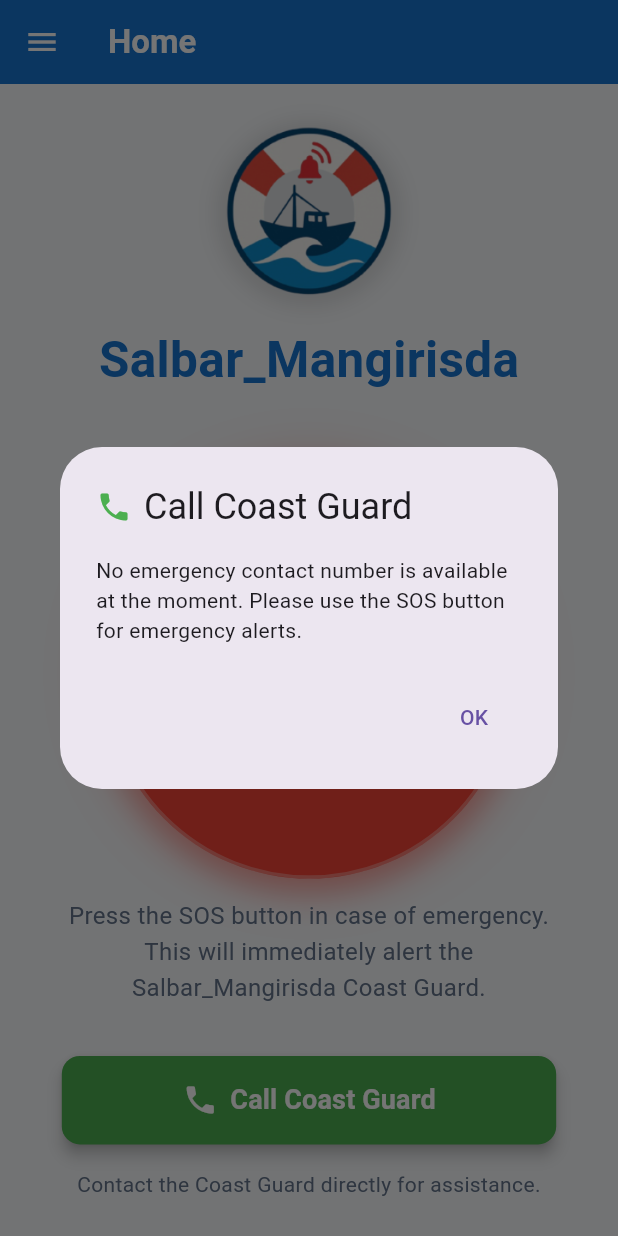
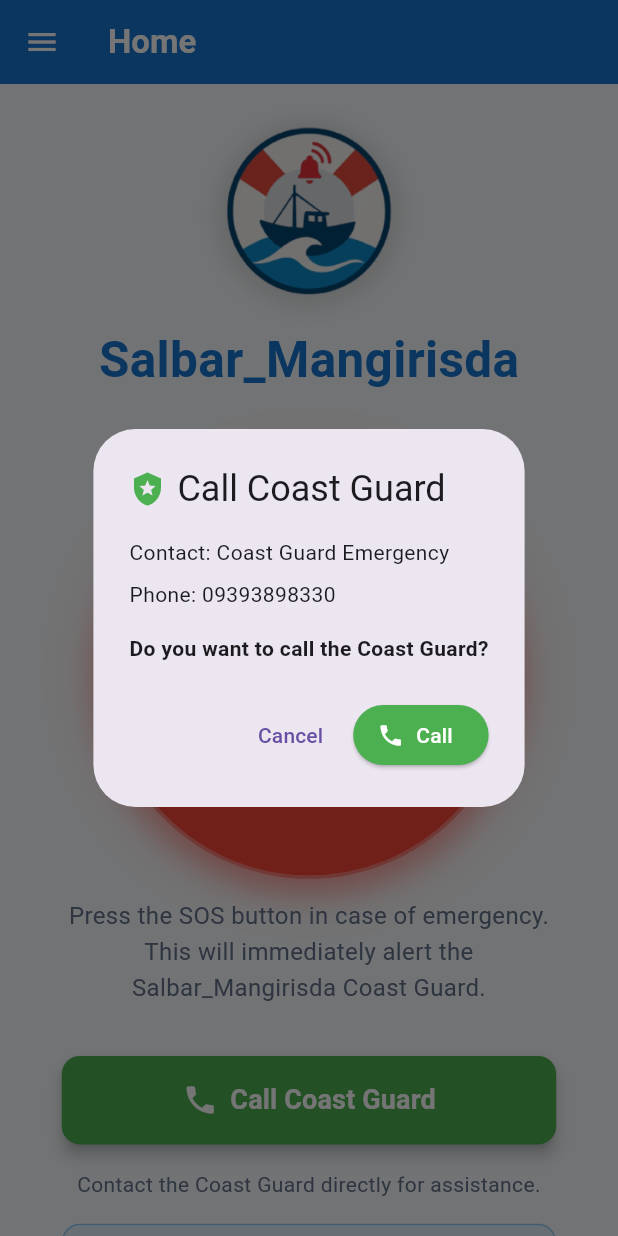
Before and after one commit to itmebael/fisherman_sos_alert, a Flutter app: the FishermanHomeScreen screen opened by its route, after a tap on "Call Coast Guard", on a phone screen of 412 x 824 dp. Run offline on Flutter 3.47's test engine with Material 3 defaults, Android fonts, the light colour scheme and no system bars; our stand-ins replace flutter_map, geolocator, image_picker, latlong2, permission_handler, shared_preferences and 1 more; missing offline and left inert: dart:html; accounts and stored records are empty.

Commit message:
Add emergency call number 09393898330 for fishermen

```diff
--- a/lib/constants/strings.dart
+++ b/lib/constants/strings.dart
@@ -12,4 +12,8 @@ class AppStrings {
   static const String userMenu = 'User MENU';
   static const String fishermanHome = 'Fisherman Home';
   static const String adminDashboard = 'Admin Dashboard';
+
+  // Emergency Contact Number for Fishermen
+  static const String emergencyCallNumber = '09393898330';
+  static const String emergencyContactName = 'Coast Guard Emergency';
 }
--- a/lib/screens/fisherman/fisherman_home_screen.dart
+++ b/lib/screens/fisherman/fisherman_home_screen.dart
@@ -86,36 +86,20 @@ class _FishermanHomeScreenState extends State<FishermanHomeScreen> {
       orElse: () => <String, dynamic>{},
     );
 
-    if (coastguardWithPhone.isEmpty) {
-      // No phone number available, show message
-      showDialog(
-        context: context,
-        builder: (context) => AlertDialog(
-          title: const Row(
-            children: [
-              Icon(Icons.phone, color: Colors.green),
-              SizedBox(width: 8),
-              Text('Call Coast Guard'),
-            ],
-          ),
-          content: const Text(
-            'No emergency contact number is available at the moment. Please use the SOS button for emergency alerts.',
-          ),
-          actions: [
-            TextButton(
-              onPressed: () => Navigator.pop(context),
-              child: const Text('OK'),
-            ),
-          ],
-        ),
-      );
-      return;
+    // Use coastguard phone if available, otherwise use default emergency number
+    final String phoneNumber;
+    final String contactName;
+
+    if (coastguardWithPhone.isNotEmpty) {
+      phoneNumber = coastguardWithPhone['phone'].toString();
+      contactName = coastguardWithPhone['name'] ??
+                   coastguardWithPhone['first_name'] ??
+                   'Coast Guard';
+    } else {
+      // Use default emergency call number
+      phoneNumber = AppStrings.emergencyCallNumber;
+      contactName = AppStrings.emergencyContactName;
     }
-
-    final phoneNumber = coastguardWithPhone['phone'].toString();
-    final coastguardName = coastguardWithPhone['name'] ??
-                           coastguardWithPhone['first_name'] ??
-                           'Coast Guard';
 
     showDialog(
       context: context,
@@ -131,7 +115,7 @@ class _FishermanHomeScreenState extends State<FishermanHomeScreen> {
           mainAxisSize: MainAxisSize.min,
           crossAxisAlignment: CrossAxisAlignment.start,
           children: [
-            Text('Contact: $coastguardName'),
+            Text('Contact: $contactName'),
             const SizedBox(height: 8),
             Text('Phone: $phoneNumber'),
             const SizedBox(height: 16),
@@ -301,6 +285,50 @@ class _FishermanHomeScreenState extends State<FishermanHomeScreen> {
                           color: AppColors.textSecondary,
                         ),
                       ),
+                      SizedBox(height: screenHeight * 0.02),
+                      // Emergency Contact Number Display
+                      Container(
+                        padding: const EdgeInsets.all(16),
+                        decoration: BoxDecoration(
+                          color: Colors.blue.shade50,
+                          borderRadius: BorderRadius.circular(12),
+                          border: Border.all(
+                            color: Colors.blue.shade200,
+                            width: 1,
+                          ),
+                        ),
+                        child: Row(
+                          mainAxisAlignment: MainAxisAlignment.center,
+                          children: [
+                            const Icon(
+                              Icons.phone,
+                              color: Colors.blue,
+                              size: 20,
+                            ),
+                            const SizedBox(width: 8),
+                            const Text(
+                              'Emergency: ',
+                              style: TextStyle(
+                                fontSize: 14,
+                                fontWeight: FontWeight.w600,
+                                color: AppColors.textPrimary,
+                              ),
+                            ),
+                            GestureDetector(
+                              onTap: () => _makePhoneCall(AppStrings.emergencyCallNumber),
+                              child: Text(
+                                AppStrings.emergencyCallNumber,
+                                style: const TextStyle(
+                                  fontSize: 16,
+                                  fontWeight: FontWeight.bold,
+                                  color: Colors.blue,
+                                  decoration: TextDecoration.underline,
+                                ),
+                              ),
+                            ),
+                          ],
+                        ),
+                      ),
                       SizedBox(height: screenHeight * 0.05),
                     ],
                   ),
```
